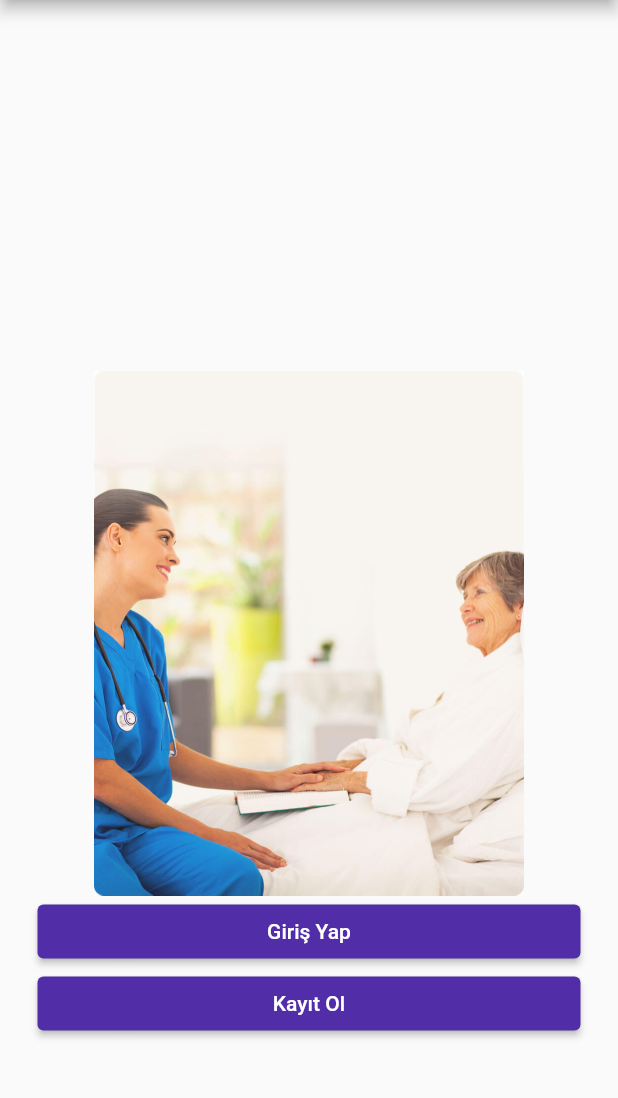
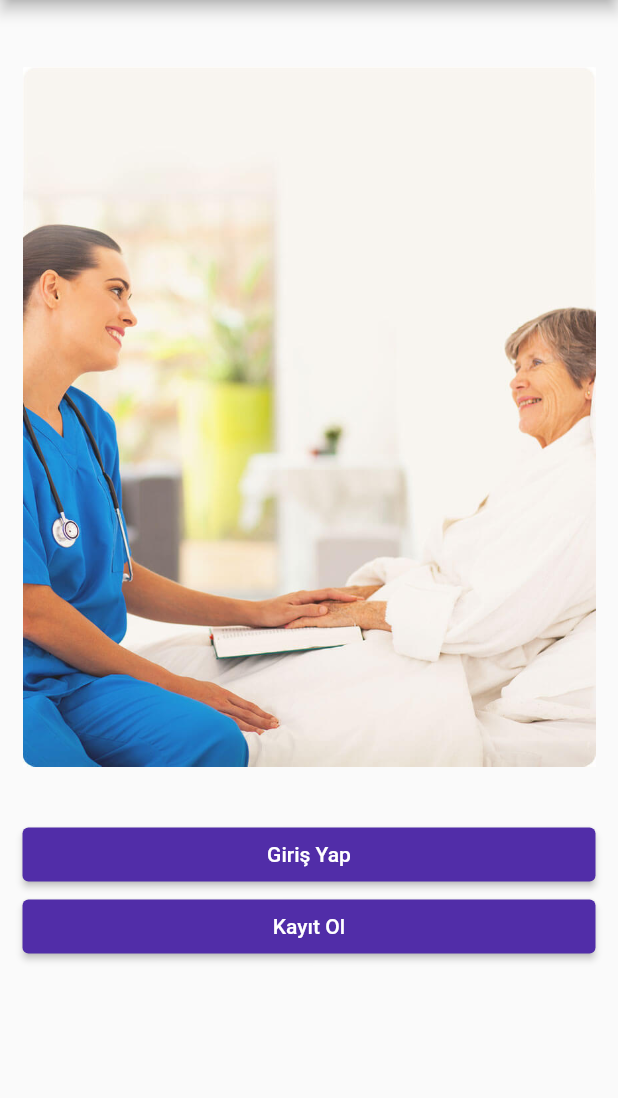
Before and after one commit to YeD-Mi/Flutter-Login-Panel, a Flutter app: the screen it shows after launch, on a phone screen of 412 x 824 dp, the part 84-1182 px from its top. Run offline on Flutter 3.47's test engine with Material 2 defaults, Android fonts, the phone set to English and light mode, and no system bars.

```diff
--- a/lib/main.dart
+++ b/lib/main.dart
@@ -12,7 +12,7 @@ class MyApp extends StatelessWidget {
   Widget build(BuildContext context) {
     return MaterialApp(
       debugShowCheckedModeBanner: false,
-      title: 'Flutter Demo',
+      title: 'Neyim Var?',
       theme: ThemeData(
         primarySwatch: Colors.deepPurple,
       ),
--- a/lib/views/homepage.dart
+++ b/lib/views/homepage.dart
@@ -1,32 +1,39 @@
 import 'package:flutter/src/widgets/container.dart';
 import 'package:flutter/src/widgets/framework.dart';
 import 'package:flutter/material.dart';
+import 'package:login/views/loginpage.dart';
 
 class HomePage extends StatelessWidget {
   const HomePage({super.key});
 
   @override
   Widget build(BuildContext context) {
+    var size = MediaQuery.of(context).size;
     return Scaffold(
       appBar: AppBar(
           backgroundColor: Colors.deepPurple.shade700,
           title: Center(child: Text("Neyim Var?"))),
       body: Padding(
         padding: const EdgeInsets.only(
-            right: 25.0, left: 25.0, top: 40.0, bottom: 75.0),
+            right: 15.0, left: 15.0, top: 10.0, bottom: 40.0),
         child: Column(
+          mainAxisAlignment: MainAxisAlignment.start,
+          children: [
+            Image.asset(
+              'assets/images/foto1.jpg',
+              height: size.height * .65,
+            ),
+            Column(
               crossAxisAlignment: CrossAxisAlignment.stretch,
               mainAxisAlignment: MainAxisAlignment.end,
               children: [
-            Image.asset(
-              'assets/images/foto1.jpg',
-              height: 350,
-            ),
                 ElevatedButton(
                     style: ElevatedButton.styleFrom(
                         primary: Colors.deepPurple.shade700),
                     onPressed: () {
                       print('Giriş Yap');
+                      Navigator.push(context,
+                          MaterialPageRoute(builder: (context) => LoginPage()));
                     },
                     child: Text('Giriş Yap')),
                 ElevatedButton(
@@ -38,6 +45,8 @@ class HomePage extends StatelessWidget {
                     child: Text('Kayıt Ol'))
               ],
             ),
+          ],
+        ),
       ),
     );
   }
```
Also changed, not shown: lib/views/loginpage.dart (added, +18 -0 lines). Lines whose indentation alone changed are shown as unchanged.
